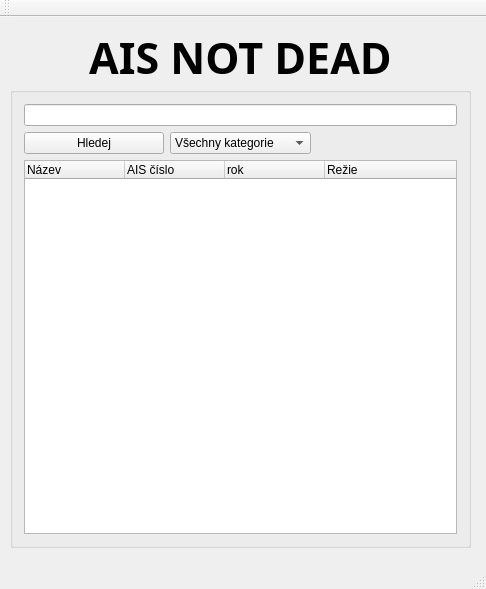
First picture: the form in elasticsearchgui.ui, repository NFAcz/nais, before the edit.
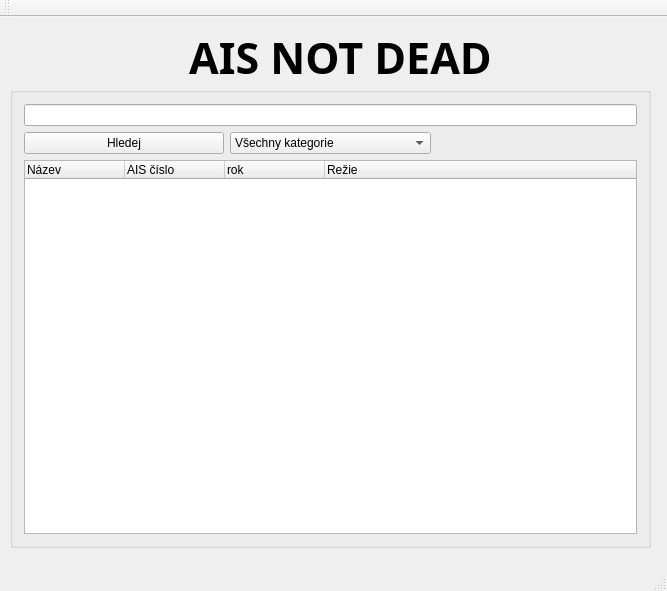
Second picture: the form after the edit.

The edit to the form file:
```diff
--- a/elasticsearchgui.ui
+++ b/elasticsearchgui.ui
@@ -6,8 +6,8 @@
    <rect>
     <x>0</x>
     <y>0</y>
-    <width>486</width>
-    <height>589</height>
+    <width>667</width>
+    <height>591</height>
    </rect>
   </property>
   <property name="windowTitle">
@@ -19,7 +19,7 @@
      <rect>
       <x>10</x>
       <y>70</y>
-      <width>461</width>
+      <width>641</width>
       <height>461</height>
      </rect>
     </property>
@@ -123,7 +123,7 @@
    <widget class="QLabel" name="label">
     <property name="geometry">
      <rect>
-      <x>50</x>
+      <x>150</x>
       <y>10</y>
       <width>381</width>
       <height>60</height>
```
Left out of the diff: 2 changed lines with no effect on the pictures.
